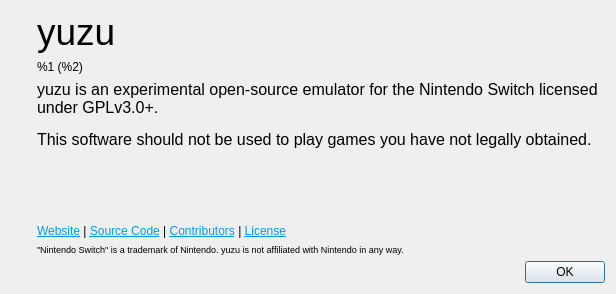
Before: the Qt Designer form src/uzuy/aboutdialog.ui in 2017398956/Uzuy-MMJR, drawn with Qt 5.
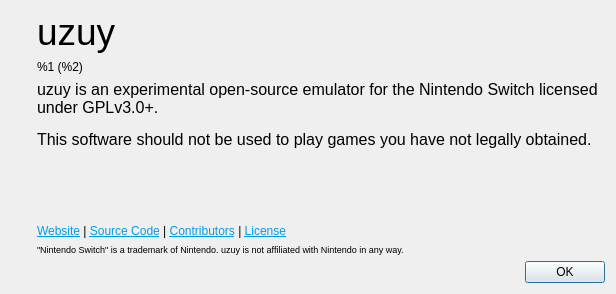
After: the same form once the commit is applied. Icons and pictures are not drawn.

```diff
--- a/src/uzuy/aboutdialog.ui
+++ b/src/uzuy/aboutdialog.ui
@@ -69,7 +69,7 @@
           </sizepolicy>
          </property>
          <property name="text">
-          <string>&lt;html&gt;&lt;head/&gt;&lt;body&gt;&lt;p&gt;&lt;span style=&quot; font-size:28pt;&quot;&gt;yuzu&lt;/span&gt;&lt;/p&gt;&lt;/body&gt;&lt;/html&gt;</string>
+          <string>&lt;html&gt;&lt;head/&gt;&lt;body&gt;&lt;p&gt;&lt;span style=&quot; font-size:28pt;&quot;&gt;uzuy&lt;/span&gt;&lt;/p&gt;&lt;/body&gt;&lt;/html&gt;</string>
          </property>
         </widget>
        </item>
@@ -99,7 +99,7 @@
 &lt;html&gt;&lt;head&gt;&lt;meta name=&quot;qrichtext&quot; content=&quot;1&quot; /&gt;&lt;style type=&quot;text/css&quot;&gt;
 p, li { white-space: pre-wrap; }
 &lt;/style&gt;&lt;/head&gt;&lt;body style=&quot; font-family:'Ubuntu'; font-size:11pt; font-weight:400; font-style:normal;&quot;&gt;
-&lt;p style=&quot; margin-top:0px; margin-bottom:0px; margin-left:0px; margin-right:0px; -qt-block-indent:0; text-indent:0px;&quot;&gt;&lt;span style=&quot; font-family:'MS Shell Dlg 2'; font-size:12pt;&quot;&gt;yuzu is an experimental open-source emulator for the Nintendo Switch licensed under GPLv3.0+.&lt;/span&gt;&lt;/p&gt;
+&lt;p style=&quot; margin-top:0px; margin-bottom:0px; margin-left:0px; margin-right:0px; -qt-block-indent:0; text-indent:0px;&quot;&gt;&lt;span style=&quot; font-family:'MS Shell Dlg 2'; font-size:12pt;&quot;&gt;uzuy is an experimental open-source emulator for the Nintendo Switch licensed under GPLv3.0+.&lt;/span&gt;&lt;/p&gt;
 &lt;p style=&quot;-qt-paragraph-type:empty; margin-top:0px; margin-bottom:0px; margin-left:0px; margin-right:0px; -qt-block-indent:0; text-indent:0px; font-family:'MS Shell Dlg 2'; font-size:8pt;&quot;&gt;&lt;br /&gt;&lt;/p&gt;
 &lt;p style=&quot; margin-top:0px; margin-bottom:0px; margin-left:0px; margin-right:0px; -qt-block-indent:0; text-indent:0px;&quot;&gt;&lt;span style=&quot; font-family:'MS Shell Dlg 2'; font-size:12pt;&quot;&gt;This software should not be used to play games you have not legally obtained.&lt;/span&gt;&lt;/p&gt;&lt;/body&gt;&lt;/html&gt;</string>
          </property>
@@ -143,7 +143,7 @@
           </sizepolicy>
          </property>
          <property name="text">
-          <string>&lt;html&gt;&lt;head/&gt;&lt;body&gt;&lt;p&gt;&lt;span style=&quot; font-size:7pt;&quot;&gt;&amp;quot;Nintendo Switch&amp;quot; is a trademark of Nintendo. yuzu is not affiliated with Nintendo in any way.&lt;/span&gt;&lt;/p&gt;&lt;/body&gt;&lt;/html&gt;</string>
+          <string>&lt;html&gt;&lt;head/&gt;&lt;body&gt;&lt;p&gt;&lt;span style=&quot; font-size:7pt;&quot;&gt;&amp;quot;Nintendo Switch&amp;quot; is a trademark of Nintendo. uzuy is not affiliated with Nintendo in any way.&lt;/span&gt;&lt;/p&gt;&lt;/body&gt;&lt;/html&gt;</string>
          </property>
         </widget>
        </item>
```
Left out of the diff: 8 changed lines with no effect on the pictures.
